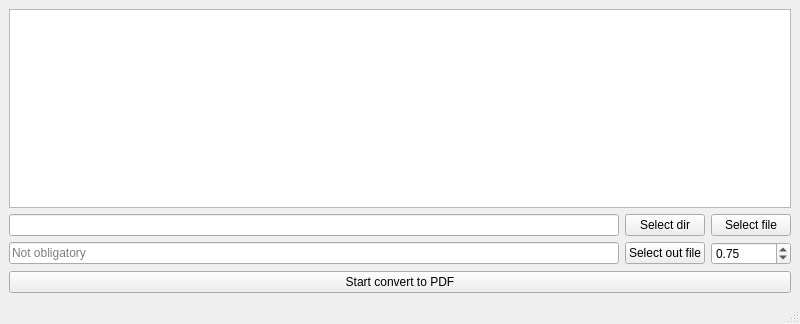
Qt form mainwindow.ui (fryn3/cbz2pdf) before a commit.
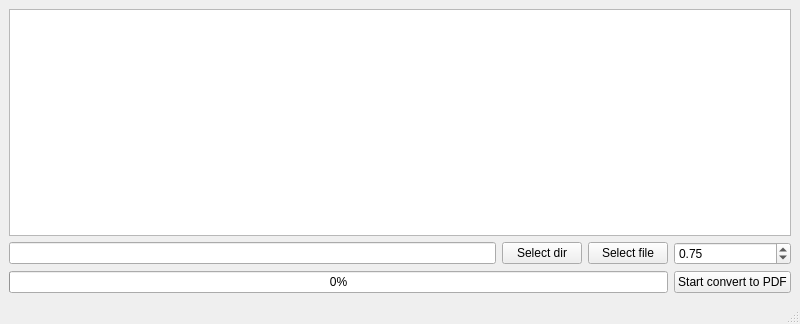
The same form after that commit.

Commit message: add class Cbz2pdf

```diff
--- a/mainwindow.ui
+++ b/mainwindow.ui
@@ -15,7 +15,7 @@
   </property>
   <widget class="QWidget" name="centralwidget">
    <layout class="QGridLayout" name="gridLayout">
-    <item row="0" column="0" colspan="3">
+    <item row="0" column="0" colspan="4">
      <widget class="QTextBrowser" name="textBrowser"/>
     </item>
     <item row="1" column="0">
@@ -35,34 +35,30 @@
       </property>
      </widget>
     </item>
-    <item row="2" column="0">
-     <widget class="QLineEdit" name="leOutFile">
-      <property name="placeholderText">
-       <string>Not obligatory</string>
-      </property>
-     </widget>
-    </item>
-    <item row="2" column="1">
-     <widget class="QPushButton" name="pushButton">
-      <property name="text">
-       <string>Select out file</string>
-      </property>
-     </widget>
-    </item>
-    <item row="2" column="2">
+    <item row="1" column="3">
      <widget class="QDoubleSpinBox" name="sbK">
       <property name="value">
        <double>0.750000000000000</double>
       </property>
      </widget>
     </item>
-    <item row="3" column="0" colspan="3">
+    <item row="2" column="3">
      <widget class="QPushButton" name="btnStart">
       <property name="text">
        <string>Start convert to PDF</string>
       </property>
      </widget>
     </item>
+    <item row="2" column="0" colspan="3">
+     <widget class="QProgressBar" name="progressBar">
+      <property name="maximum">
+       <number>1000</number>
+      </property>
+      <property name="value">
+       <number>0</number>
+      </property>
+     </widget>
+    </item>
    </layout>
   </widget>
   <widget class="QMenuBar" name="menubar">
```
Left out of the diff: 68 changed lines with no effect on the pictures. The commit also changes 5 other files.
